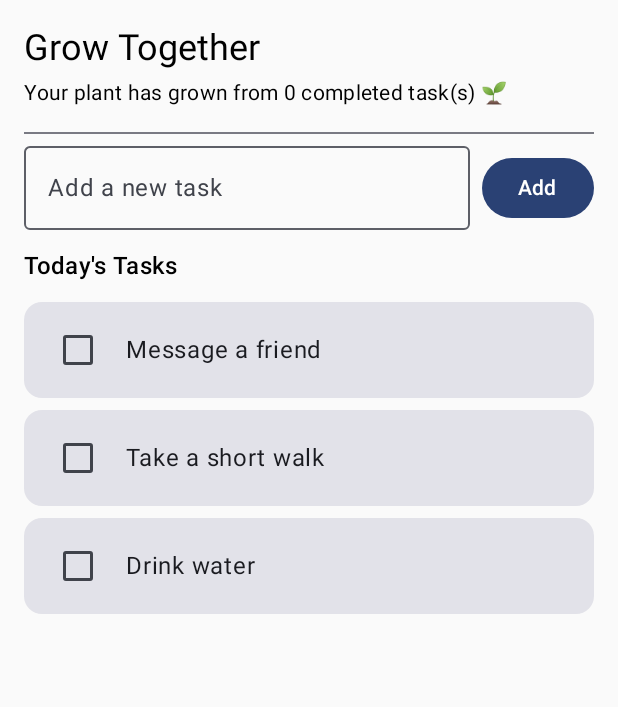
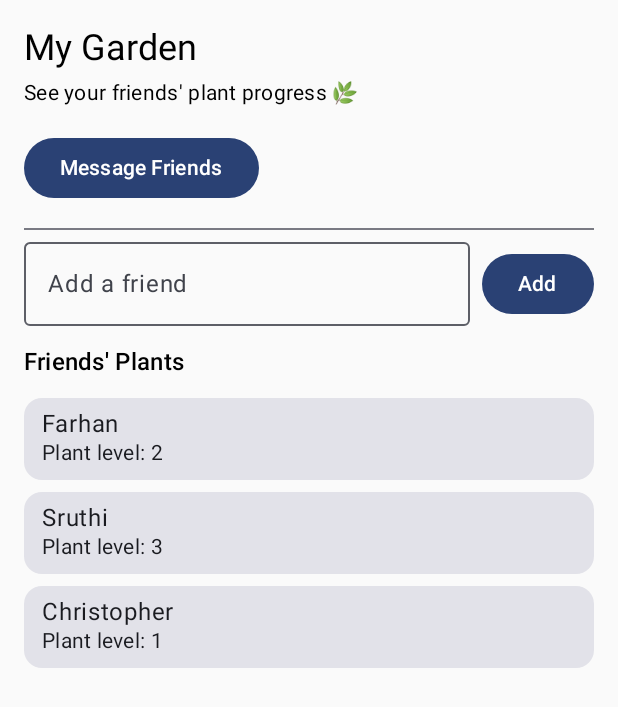
Before and after one commit to Farhan2323/GrowTogether, an Android app built with Jetpack Compose: the screen it shows after launch (MainActivity), on a phone screen of 412 x 824 dp. Shown: the top 707 px of the screen. Run offline under Robolectric (Android 15) with nearby library versions, the phone set to English and light mode, and no system bars.

Commit message:
garden screen

```diff
--- a/app/src/main/java/com/example/growtogether/MainActivity.kt
+++ b/app/src/main/java/com/example/growtogether/MainActivity.kt
@@ -12,6 +12,7 @@ import androidx.compose.runtime.Composable
 import androidx.compose.ui.Modifier
 import androidx.compose.ui.tooling.preview.Preview
 import com.example.growtogether.uihome.HomeScreen
+import com.example.growtogether.uihome.GardenScreen
 import com.example.growtogether.ui.theme.GrowTogetherTheme
 
 class MainActivity : ComponentActivity() {
@@ -20,7 +21,7 @@ class MainActivity : ComponentActivity() {
         enableEdgeToEdge()
         setContent {
             GrowTogetherTheme {
-                HomeScreen()
+                GardenScreen()
             }
         }
     }
--- /dev/null
+++ b/app/src/main/java/com/example/growtogether/uihome/GardenScreen.kt
@@ -0,0 +1,121 @@
+package com.example.growtogether.uihome
+
+import androidx.compose.foundation.layout.*
+import androidx.compose.foundation.lazy.LazyColumn
+import androidx.compose.foundation.lazy.items
+import androidx.compose.material3.Button
+import androidx.compose.material3.Card
+import androidx.compose.material3.Divider
+import androidx.compose.material3.MaterialTheme
+import androidx.compose.material3.OutlinedTextField
+import androidx.compose.material3.Text
+import androidx.compose.runtime.Composable
+import androidx.compose.runtime.getValue
+import androidx.compose.runtime.mutableStateOf
+import androidx.compose.runtime.remember
+import androidx.compose.runtime.setValue
+import androidx.compose.ui.Alignment
+import androidx.compose.ui.Modifier
+import androidx.compose.ui.unit.dp
+import java.util.UUID
+
+data class Friend(
+    val id: String = UUID.randomUUID().toString(),
+    val name: String,
+    val plantLevel: Int = 0
+)
+
+@Composable
+fun GardenScreen() {
+    var friends by remember {
+        mutableStateOf(
+            listOf(
+                Friend(name = "Farhan", plantLevel = 2),
+                Friend(name = "Sruthi", plantLevel = 3),
+                Friend(name = "Christopher", plantLevel = 1)
+            )
+        )
+    }
+
+    var newFriendName by remember { mutableStateOf("") }
+
+    Column(
+        modifier = Modifier
+            .fillMaxSize()
+            .padding(16.dp)
+    ) {
+        Text(
+            text = "My Garden",
+            style = MaterialTheme.typography.headlineSmall
+        )
+        Spacer(modifier = Modifier.height(4.dp))
+        Text(
+            text = "See your friends' plant progress 🌿",
+            style = MaterialTheme.typography.bodyMedium
+        )
+
+        Spacer(modifier = Modifier.height(16.dp))
+
+
+        Button(onClick = {
+            friends = friends.map { it.copy(plantLevel = it.plantLevel + 1) }
+        }) {
+            Text("Message Friends")
+        }
+
+        Spacer(modifier = Modifier.height(16.dp))
+        Divider()
+        Spacer(modifier = Modifier.height(8.dp))
+
+        Row(verticalAlignment = Alignment.CenterVertically) {
+            OutlinedTextField(
+                value = newFriendName,
+                onValueChange = { newFriendName = it },
+                placeholder = { Text("Add a friend") },
+                modifier = Modifier.weight(1f)
+            )
+            Spacer(modifier = Modifier.width(8.dp))
+            Button(
+                onClick = {
+                    if (newFriendName.isNotBlank()) {
+                        friends = friends + Friend(name = newFriendName.trim(), plantLevel = 0)
+                        newFriendName = ""
+                    }
+                }
+            ) {
+                Text("Add")
+            }
+        }
+
+        Spacer(modifier = Modifier.height(12.dp))
+
+        Text(
+            text = "Friends' Plants",
+            style = MaterialTheme.typography.titleMedium
+        )
+        Spacer(modifier = Modifier.height(8.dp))
+
+        LazyColumn(modifier = Modifier.fillMaxSize()) {
+            items(friends, key = { it.id }) { friend ->
+                FriendRow(friend)
+            }
+        }
+    }
+}
+
+@Composable
+fun FriendRow(friend: Friend) {
+    Card(
+        modifier = Modifier
+            .fillMaxWidth()
+            .padding(vertical = 4.dp)
+    ) {
+        Column(
+            modifier = Modifier
+                .padding(horizontal = 12.dp, vertical = 8.dp)
+        ) {
+            Text(friend.name, style = MaterialTheme.typography.bodyLarge)
+            Text("Plant level: ${friend.plantLevel}", style = MaterialTheme.typography.bodyMedium)
+        }
+    }
+}
```
